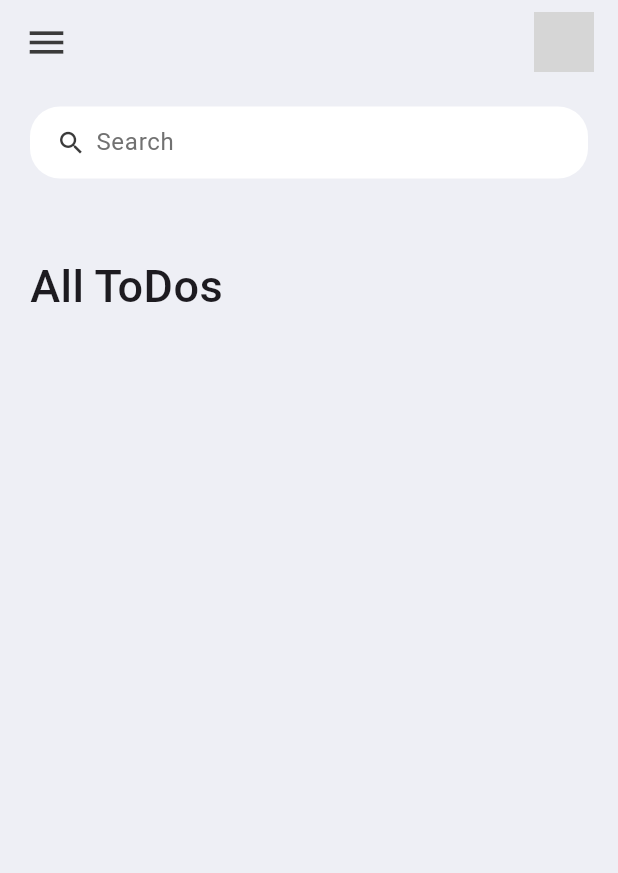
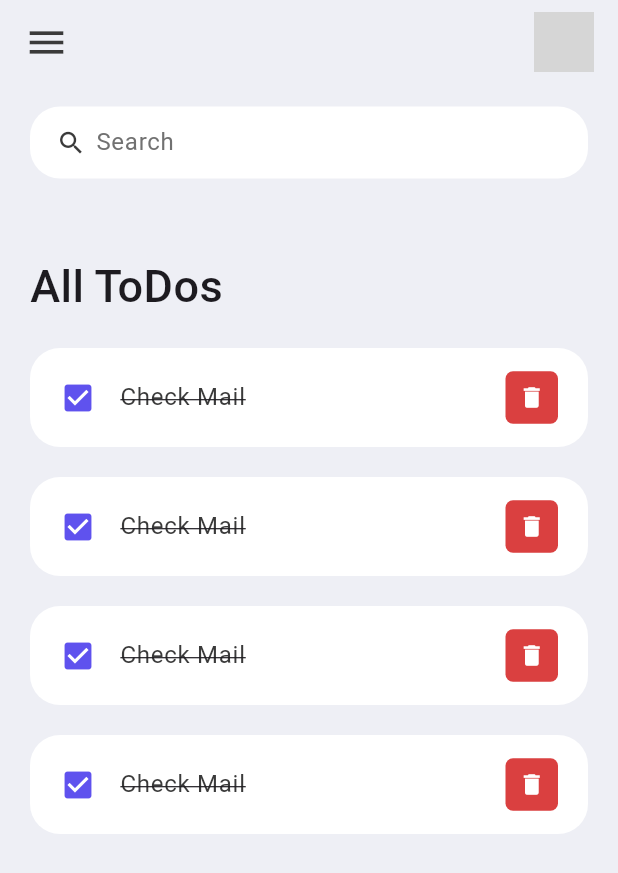
Before and after one commit to Minhnhat1104/flutter_todo_app, a Flutter app: the screen it shows after launch, on a phone screen of 412 x 824 dp. Shown: the top 873 px of the screen. Run offline on Flutter 3.47's test engine with Material 3 defaults, Android fonts, the phone set to English and light mode, and no system bars; grey boxes are pictures that could not be loaded.

Commit message:
Done UI todo item

```diff
--- a/lib/constants/colors.dart
+++ b/lib/constants/colors.dart
@@ -1,6 +1,6 @@
 import 'package:flutter/material.dart';
 
-const Color tdRed = Color(0xFFDA404);
+const Color tdRed = Color(0xFFDA4040);
 const Color tdBlue = Color(0xFF5F52EE);
 
 const Color tdBlack = Color(0xFF3A3A3A);
--- a/lib/screens/home.dart
+++ b/lib/screens/home.dart
@@ -1,6 +1,7 @@
 // ignore_for_file: prefer_const_constructors
 import 'package:flutter/material.dart';
 import 'package:todo_app/constants/colors.dart';
+import 'package:todo_app/widgets/todo_item.dart';
 
 class Home extends StatelessWidget {
   const Home({Key? key}) : super(key: key);
@@ -23,7 +24,11 @@ class Home extends StatelessWidget {
                     'All ToDos',
                     style: TextStyle(fontSize: 30, fontWeight: FontWeight.w500),
                   ),
-                )
+                ),
+                TodoItem(),
+                TodoItem(),
+                TodoItem(),
+                TodoItem(),
               ],
             ))
           ]),
--- /dev/null
+++ b/lib/widgets/todo_item.dart
@@ -0,0 +1,47 @@
+// ignore_for_file: prefer_const_constructors
+
+import 'package:flutter/material.dart';
+import 'package:todo_app/constants/colors.dart';
+
+class TodoItem extends StatelessWidget {
+  const TodoItem({Key? key}) : super(key: key);
+
+  @override
+  Widget build(BuildContext context) {
+    return Container(
+      margin: EdgeInsets.only(bottom: 20),
+      child: ListTile(
+        onTap: () {
+          print('Clicked on Todo item!');
+        },
+        shape: RoundedRectangleBorder(borderRadius: BorderRadius.circular(20)),
+        contentPadding: EdgeInsets.symmetric(horizontal: 20, vertical: 5),
+        tileColor: Colors.white,
+        leading: Icon(Icons.check_box, color: tdBlue),
+        title: Text(
+          'Check Mail',
+          style: TextStyle(
+              fontSize: 16,
+              color: tdBlack,
+              decoration: TextDecoration.lineThrough),
+        ),
+        trailing: Container(
+          padding: EdgeInsets.all(0),
+          margin: EdgeInsets.symmetric(vertical: 8),
+          height: 35,
+          width: 35,
+          decoration: BoxDecoration(
+              color: tdRed, borderRadius: BorderRadius.circular(5)),
+          child: IconButton(
+            color: Colors.white,
+            iconSize: 18,
+            icon: Icon(Icons.delete),
+            onPressed: () {
+              print('Delete!!');
+            },
+          ),
+        ),
+      ),
+    );
+  }
+}
```
